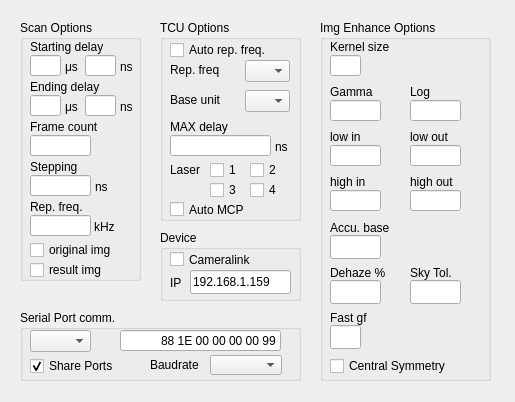
First picture: the form in settings.ui, repository yilp7/img_proc_demo, before the edit.
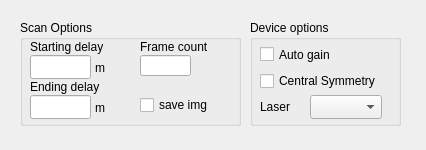
Second picture: the form after the edit.

```diff
--- a/settings.ui
+++ b/settings.ui
@@ -6,8 +6,8 @@
    <rect>
     <x>0</x>
     <y>0</y>
-    <width>515</width>
-    <height>402</height>
+    <width>426</width>
+    <height>150</height>
    </rect>
   </property>
   <property name="windowTitle">
@@ -18,29 +18,13 @@
     <rect>
      <x>20</x>
      <y>20</y>
-     <width>121</width>
-     <height>261</height>
+     <width>221</width>
+     <height>106</height>
     </rect>
    </property>
    <property name="title">
     <string>Scan Options</string>
    </property>
-   <widget class="QLineEdit" name="START_POS_EDIT_N">
-    <property name="geometry">
-     <rect>
-      <x>65</x>
-      <y>35</y>
-      <width>31</width>
-      <height>21</height>
-     </rect>
-    </property>
-    <property name="text">
-     <string/>
-    </property>
-    <property name="alignment">
-     <set>Qt::AlignRight|Qt::AlignTrailing|Qt::AlignVCenter</set>
-    </property>
-   </widget>
    <widget class="QLabel" name="START_LBL">
     <property name="geometry">
      <rect>
@@ -67,24 +51,11 @@
      <string>Ending delay</string>
     </property>
    </widget>
-   <widget class="QLineEdit" name="END_POS_EDIT_N">
-    <property name="geometry">
-     <rect>
-      <x>65</x>
-      <y>75</y>
-      <width>31</width>
-      <height>21</height>
-     </rect>
-    </property>
-    <property name="alignment">
-     <set>Qt::AlignRight|Qt::AlignTrailing|Qt::AlignVCenter</set>
-    </property>
-   </widget>
    <widget class="QLabel" name="FRAME_LBL">
     <property name="geometry">
      <rect>
-      <x>10</x>
-      <y>100</y>
+      <x>120</x>
+      <y>20</y>
       <width>86</width>
       <height>14</height>
      </rect>
@@ -96,152 +67,9 @@
    <widget class="QLineEdit" name="FRAME_COUNT_EDIT">
     <property name="geometry">
      <rect>
-      <x>10</x>
-      <y>115</y>
-      <width>61</width>
-      <height>21</height>
-     </rect>
-    </property>
-    <property name="alignment">
-     <set>Qt::AlignRight|Qt::AlignTrailing|Qt::AlignVCenter</set>
-    </property>
-   </widget>
-   <widget class="QLabel" name="STEP_LBL">
-    <property name="geometry">
-     <rect>
-      <x>10</x>
-      <y>140</y>
-      <width>86</width>
-      <height>14</height>
-     </rect>
-    </property>
-    <property name="text">
-     <string>Stepping</string>
-    </property>
-   </widget>
-   <widget class="QLineEdit" name="STEP_SIZE_EDIT">
-    <property name="geometry">
-     <rect>
-      <x>10</x>
-      <y>155</y>
-      <width>61</width>
-      <height>21</height>
-     </rect>
-    </property>
-    <property name="alignment">
-     <set>Qt::AlignRight|Qt::AlignTrailing|Qt::AlignVCenter</set>
-    </property>
-   </widget>
-   <widget class="QLabel" name="UNIT_NS">
-    <property name="geometry">
-     <rect>
-      <x>100</x>
-      <y>40</y>
-      <width>21</width>
-      <height>14</height>
-     </rect>
-    </property>
-    <property name="text">
-     <string>ns</string>
-    </property>
-   </widget>
-   <widget class="QLabel" name="UNIT_NS_2">
-    <property name="geometry">
-     <rect>
-      <x>100</x>
-      <y>80</y>
-      <width>21</width>
-      <height>14</height>
-     </rect>
-    </property>
-    <property name="text">
-     <string>ns</string>
-    </property>
-   </widget>
-   <widget class="QLabel" name="UNIT_NS_3">
-    <property name="geometry">
-     <rect>
-      <x>75</x>
-      <y>160</y>
-      <width>21</width>
-      <height>14</height>
-     </rect>
-    </property>
-    <property name="text">
-     <string>ns</string>
-    </property>
-   </widget>
-   <widget class="QLabel" name="FREQ_UNIT">
-    <property name="geometry">
-     <rect>
-      <x>74</x>
-      <y>200</y>
-      <width>21</width>
-      <height>14</height>
-     </rect>
-    </property>
-    <property name="text">
-     <string>kHz</string>
-    </property>
-   </widget>
-   <widget class="QLineEdit" name="REP_FREQ_EDIT">
-    <property name="geometry">
-     <rect>
-      <x>10</x>
-      <y>195</y>
-      <width>61</width>
-      <height>21</height>
-     </rect>
-    </property>
-    <property name="alignment">
-     <set>Qt::AlignRight|Qt::AlignTrailing|Qt::AlignVCenter</set>
-    </property>
-   </widget>
-   <widget class="QLabel" name="FREQ_LBL">
-    <property name="geometry">
-     <rect>
-      <x>10</x>
-      <y>180</y>
-      <width>86</width>
-      <height>14</height>
-     </rect>
-    </property>
-    <property name="text">
-     <string>Rep. freq.</string>
-    </property>
-   </widget>
-   <widget class="QCheckBox" name="SAVE_SCAN_ORI_CHK">
-    <property name="geometry">
-     <rect>
-      <x>10</x>
-      <y>220</y>
-      <width>109</width>
-      <height>20</height>
-     </rect>
-    </property>
-    <property name="text">
-     <string>original img</string>
-    </property>
-   </widget>
-   <widget class="QLabel" name="UNIT_US">
-    <property name="geometry">
-     <rect>
-      <x>45</x>
-      <y>40</y>
-      <width>21</width>
-      <height>14</height>
-     </rect>
-    </property>
-    <property name="text">
-     <string>μs</string>
-    </property>
-   </widget>
-   <widget class="QLineEdit" name="START_POS_EDIT_U">
-    <property name="geometry">
-     <rect>
-      <x>10</x>
+      <x>120</x>
       <y>35</y>
-      <width>31</width>
+      <width>51</width>
       <height>21</height>
      </rect>
     </property>
@@ -252,51 +80,151 @@
      <set>Qt::AlignRight|Qt::AlignTrailing|Qt::AlignVCenter</set>
     </property>
    </widget>
-   <widget class="QLineEdit" name="END_POS_EDIT_U">
-    <property name="geometry">
-     <rect>
-      <x>10</x>
-      <y>75</y>
-      <width>31</width>
-      <height>21</height>
-     </rect>
-    </property>
-    <property name="alignment">
-     <set>Qt::AlignRight|Qt::AlignTrailing|Qt::AlignVCenter</set>
-    </property>
-   </widget>
-   <widget class="QLabel" name="UNIT_US_2">
-    <property name="geometry">
-     <rect>
-      <x>45</x>
-      <y>80</y>
-      <width>21</width>
-      <height>14</height>
-     </rect>
-    </property>
-    <property name="text">
-     <string>μs</string>
-    </property>
-   </widget>
    <widget class="QCheckBox" name="SAVE_SCAN_RES_CHK">
     <property name="geometry">
      <rect>
-      <x>10</x>
-      <y>240</y>
+      <x>120</x>
+      <y>75</y>
       <width>95</width>
       <height>20</height>
      </rect>
     </property>
     <property name="text">
-     <string>result img</string>
+     <string>save img</string>
     </property>
    </widget>
-  </widget>
+   <widget class="QLineEdit" name="START_EDIT">
+    <property name="geometry">
+     <rect>
+      <x>10</x>
+      <y>35</y>
+      <width>61</width>
+      <height>24</height>
+     </rect>
+    </property>
+    <property name="alignment">
+     <set>Qt::AlignRight|Qt::AlignTrailing|Qt::AlignVCenter</set>
+    </property>
+   </widget>
+   <widget class="QLineEdit" name="END_EDIT">
+    <property name="geometry">
+     <rect>
+      <x>10</x>
+      <y>75</y>
+      <width>61</width>
+      <height>24</height>
+     </rect>
+    </property>
+    <property name="alignment">
+     <set>Qt::AlignRight|Qt::AlignTrailing|Qt::AlignVCenter</set>
+    </property>
+   </widget>
+   <widget class="QLabel" name="START_UNIT">
+    <property name="geometry">
+     <rect>
+      <x>75</x>
+      <y>40</y>
+      <width>21</width>
+      <height>16</height>
+     </rect>
+    </property>
+    <property name="text">
+     <string>m</string>
+    </property>
+   </widget>
+   <widget class="QLabel" name="END_UNIT">
+    <property name="geometry">
+     <rect>
+      <x>75</x>
+      <y>80</y>
+      <width>21</width>
+      <height>16</height>
+     </rect>
+    </property>
+    <property name="text">
+     <string>m</string>
+    </property>
+   </widget>
+  </widget>
+  <widget class="QGroupBox" name="TCU_GRP">
+   <property name="geometry">
+    <rect>
+     <x>250</x>
+     <y>20</y>
+     <width>151</width>
+     <height>106</height>
+    </rect>
+   </property>
+   <property name="title">
+    <string>Device options</string>
+   </property>
+   <widget class="QCheckBox" name="AUTO_MCP_CHK">
+    <property name="geometry">
+     <rect>
+      <x>10</x>
+      <y>25</y>
+      <width>91</width>
+      <height>19</height>
+     </rect>
+    </property>
+    <property name="text">
+     <string>Auto gain</string>
+    </property>
+   </widget>
+   <widget class="QCheckBox" name="CENTRAL_SYMM_CHK">
+    <property name="geometry">
+     <rect>
+      <x>10</x>
+      <y>50</y>
+      <width>141</width>
+      <height>22</height>
+     </rect>
+    </property>
+    <property name="text">
+     <string>Central Symmetry</string>
+    </property>
+   </widget>
+   <widget class="QLabel" name="LASER">
+    <property name="geometry">
+     <rect>
+      <x>10</x>
+      <y>80</y>
+      <width>35</width>
+      <height>14</height>
+     </rect>
+    </property>
+    <property name="text">
+     <string>Laser</string>
+    </property>
+   </widget>
+   <widget class="QComboBox" name="LASER_ENERGY_LIST">
+    <property name="geometry">
+     <rect>
+      <x>60</x>
+      <y>75</y>
+      <width>72</width>
+      <height>24</height>
+     </rect>
+    </property>
+   </widget>
+  </widget>
+  <widget class="QGroupBox" name="groupBox">
+   <property name="geometry">
+    <rect>
+     <x>140</x>
+     <y>170</y>
+     <width>191</width>
+     <height>211</height>
+    </rect>
+   </property>
+   <property name="title">
+    <string>GroupBox</string>
+   </property>
   <widget class="QGroupBox" name="ENHANCE_GROUP">
    <property name="geometry">
     <rect>
-     <x>320</x>
-     <y>20</y>
+      <x>-10</x>
+      <y>40</y>
      <width>171</width>
      <height>361</height>
     </rect>
@@ -590,25 +518,213 @@
      <string>Fast gf</string>
     </property>
    </widget>
-   <widget class="QCheckBox" name="CENTRAL_SYMM_CHK">
+    <widget class="QLineEdit" name="REP_FREQ_EDIT">
     <property name="geometry">
      <rect>
-      <x>10</x>
-      <y>335</y>
-      <width>141</width>
-      <height>22</height>
-     </rect>
-    </property>
+       <x>30</x>
+       <y>70</y>
+       <width>61</width>
+       <height>21</height>
+      </rect>
+     </property>
+     <property name="alignment">
+      <set>Qt::AlignRight|Qt::AlignTrailing|Qt::AlignVCenter</set>
+     </property>
+    </widget>
+    <widget class="QCheckBox" name="SAVE_SCAN_ORI_CHK">
+     <property name="geometry">
+      <rect>
+       <x>30</x>
+       <y>95</y>
+       <width>109</width>
+       <height>20</height>
+      </rect>
+     </property>
     <property name="text">
-     <string>Central Symmetry</string>
+      <string>original img</string>
+     </property>
+    </widget>
+    <widget class="QLabel" name="FREQ_LBL">
+     <property name="geometry">
+      <rect>
+       <x>30</x>
+       <y>55</y>
+       <width>86</width>
+       <height>14</height>
+      </rect>
+     </property>
+     <property name="text">
+      <string>Rep. freq.</string>
+     </property>
+    </widget>
+    <widget class="QLabel" name="FREQ_UNIT">
+     <property name="geometry">
+      <rect>
+       <x>94</x>
+       <y>75</y>
+       <width>21</width>
+       <height>14</height>
+      </rect>
+     </property>
+     <property name="text">
+      <string>kHz</string>
+     </property>
+    </widget>
+    <widget class="QLabel" name="UNIT_NS_3">
+     <property name="geometry">
+      <rect>
+       <x>90</x>
+       <y>140</y>
+       <width>21</width>
+       <height>14</height>
+      </rect>
+     </property>
+     <property name="text">
+      <string>ns</string>
+     </property>
+    </widget>
+    <widget class="QLabel" name="STEP_LBL">
+     <property name="geometry">
+      <rect>
+       <x>25</x>
+       <y>120</y>
+       <width>86</width>
+       <height>14</height>
+      </rect>
+     </property>
+     <property name="text">
+      <string>Stepping</string>
+     </property>
+    </widget>
+    <widget class="QLineEdit" name="STEP_SIZE_EDIT">
+     <property name="geometry">
+      <rect>
+       <x>25</x>
+       <y>135</y>
+       <width>61</width>
+       <height>21</height>
+      </rect>
+     </property>
+     <property name="alignment">
+      <set>Qt::AlignRight|Qt::AlignTrailing|Qt::AlignVCenter</set>
+     </property>
+    </widget>
+    <widget class="QLabel" name="UNIT_NS_2">
+     <property name="geometry">
+      <rect>
+       <x>130</x>
+       <y>100</y>
+       <width>21</width>
+       <height>14</height>
+      </rect>
+     </property>
+     <property name="text">
+      <string>ns</string>
+     </property>
+    </widget>
+    <widget class="QLineEdit" name="START_POS_EDIT_N">
+     <property name="geometry">
+      <rect>
+       <x>95</x>
+       <y>55</y>
+       <width>31</width>
+       <height>21</height>
+      </rect>
+     </property>
+     <property name="text">
+      <string/>
+     </property>
+     <property name="alignment">
+      <set>Qt::AlignRight|Qt::AlignTrailing|Qt::AlignVCenter</set>
+     </property>
+    </widget>
+    <widget class="QLabel" name="UNIT_US">
+     <property name="geometry">
+      <rect>
+       <x>75</x>
+       <y>60</y>
+       <width>21</width>
+       <height>14</height>
+      </rect>
+     </property>
+     <property name="text">
+      <string>μs</string>
+     </property>
+    </widget>
+    <widget class="QLineEdit" name="START_POS_EDIT_U">
+     <property name="geometry">
+      <rect>
+       <x>40</x>
+       <y>55</y>
+       <width>31</width>
+       <height>21</height>
+      </rect>
+     </property>
+     <property name="text">
+      <string/>
+     </property>
+     <property name="alignment">
+      <set>Qt::AlignRight|Qt::AlignTrailing|Qt::AlignVCenter</set>
+     </property>
+    </widget>
+    <widget class="QLineEdit" name="END_POS_EDIT_U">
+     <property name="geometry">
+      <rect>
+       <x>40</x>
+       <y>95</y>
+       <width>31</width>
+       <height>21</height>
+      </rect>
+     </property>
+     <property name="alignment">
+      <set>Qt::AlignRight|Qt::AlignTrailing|Qt::AlignVCenter</set>
+     </property>
+    </widget>
+    <widget class="QLineEdit" name="END_POS_EDIT_N">
+     <property name="geometry">
+      <rect>
+       <x>95</x>
+       <y>95</y>
+       <width>31</width>
+       <height>21</height>
+      </rect>
+     </property>
+     <property name="alignment">
+      <set>Qt::AlignRight|Qt::AlignTrailing|Qt::AlignVCenter</set>
+     </property>
+    </widget>
+    <widget class="QLabel" name="UNIT_NS">
+     <property name="geometry">
+      <rect>
+       <x>130</x>
+       <y>60</y>
+       <width>21</width>
+       <height>14</height>
+      </rect>
+     </property>
+     <property name="text">
+      <string>ns</string>
+     </property>
+    </widget>
+    <widget class="QLabel" name="UNIT_US_2">
+     <property name="geometry">
+      <rect>
+       <x>75</x>
+       <y>100</y>
+       <width>21</width>
+       <height>14</height>
+      </rect>
+     </property>
+     <property name="text">
+      <string>μs</string>
     </property>
    </widget>
   </widget>
   <widget class="QGroupBox" name="SERIAL_COMM_GRP">
    <property name="geometry">
     <rect>
-     <x>20</x>
-     <y>310</y>
+      <x>-20</x>
+      <y>20</y>
      <width>281</width>
      <height>71</height>
     </rect>
@@ -681,201 +797,11 @@
      <set>Qt::AlignRight|Qt::AlignTrailing|Qt::AlignVCenter</set>
     </property>
    </widget>
-  </widget>
-  <widget class="QGroupBox" name="TCU_GRP">
-   <property name="geometry">
-    <rect>
-     <x>160</x>
-     <y>20</y>
-     <width>141</width>
-     <height>201</height>
-    </rect>
-   </property>
-   <property name="title">
-    <string>TCU Options</string>
-   </property>
-   <widget class="QCheckBox" name="AUTO_REP_FREQ_CHK">
-    <property name="geometry">
-     <rect>
-      <x>10</x>
-      <y>20</y>
-      <width>130</width>
-      <height>20</height>
-     </rect>
-    </property>
-    <property name="text">
-     <string>Auto rep. freq.</string>
-    </property>
-   </widget>
-   <widget class="QLineEdit" name="MAX_DIST_EDT">
-    <property name="geometry">
-     <rect>
-      <x>10</x>
-      <y>115</y>
-      <width>101</width>
-      <height>21</height>
-     </rect>
-    </property>
-    <property name="alignment">
-     <set>Qt::AlignRight|Qt::AlignTrailing|Qt::AlignVCenter</set>
-    </property>
-   </widget>
-   <widget class="QLabel" name="MAX_DIST">
-    <property name="geometry">
-     <rect>
-      <x>10</x>
-      <y>100</y>
-      <width>126</width>
-      <height>14</height>
-     </rect>
-    </property>
-    <property name="text">
-     <string>MAX delay</string>
-    </property>
-   </widget>
-   <widget class="QLabel" name="MAX_DIST_UNIT">
-    <property name="geometry">
-     <rect>
-      <x>115</x>
-      <y>120</y>
-      <width>21</width>
-      <height>14</height>
-     </rect>
-    </property>
-    <property name="text">
-     <string>ns</string>
-    </property>
-   </widget>
-   <widget class="QLabel" name="BASE_UNIT">
-    <property name="geometry">
-     <rect>
-      <x>10</x>
-      <y>73</y>
-      <width>70</width>
-      <height>14</height>
-     </rect>
-    </property>
-    <property name="text">
-     <string>Base unit</string>
-    </property>
-   </widget>
-   <widget class="QComboBox" name="UNIT_LIST">
-    <property name="geometry">
-     <rect>
-      <x>85</x>
-      <y>70</y>
-      <width>45</width>
-      <height>22</height>
-     </rect>
-    </property>
-   </widget>
-   <widget class="QComboBox" name="HZ_LIST">
-    <property name="geometry">
-     <rect>
-      <x>85</x>
-      <y>40</y>
-      <width>45</width>
-      <height>22</height>
-     </rect>
-    </property>
-   </widget>
-   <widget class="QLabel" name="REP_FREQ_UNIT">
-    <property name="geometry">
-     <rect>
-      <x>10</x>
-      <y>43</y>
-      <width>70</width>
-      <height>14</height>
-     </rect>
-    </property>
-    <property name="text">
-     <string>Rep. freq</string>
-    </property>
-   </widget>
-   <widget class="QCheckBox" name="LASER_CHK_1">
-    <property name="geometry">
-     <rect>
-      <x>50</x>
-      <y>140</y>
-      <width>32</width>
-      <height>20</height>
-     </rect>
-    </property>
-    <property name="text">
-     <string>1</string>
-    </property>
-   </widget>
-   <widget class="QCheckBox" name="LASER_CHK_2">
-    <property name="geometry">
-     <rect>
-      <x>90</x>
-      <y>140</y>
-      <width>32</width>
-      <height>20</height>
-     </rect>
-    </property>
-    <property name="text">
-     <string>2</string>
-    </property>
-   </widget>
-   <widget class="QCheckBox" name="LASER_CHK_3">
-    <property name="geometry">
-     <rect>
-      <x>50</x>
-      <y>160</y>
-      <width>32</width>
-      <height>20</height>
-     </rect>
-    </property>
-    <property name="text">
-     <string>3</string>
-    </property>
-   </widget>
-   <widget class="QCheckBox" name="LASER_CHK_4">
-    <property name="geometry">
-     <rect>
-      <x>90</x>
-      <y>160</y>
-      <width>32</width>
-      <height>20</height>
-     </rect>
-    </property>
-    <property name="text">
-     <string>4</string>
-    </property>
-   </widget>
-   <widget class="QLabel" name="LASER">
-    <property name="geometry">
-     <rect>
-      <x>10</x>
-      <y>143</y>
-      <width>35</width>
-      <height>14</height>
-     </rect>
-    </property>
-    <property name="text">
-     <string>Laser</string>
-    </property>
-   </widget>
-   <widget class="QCheckBox" name="AUTO_MCP_CHK">
-    <property name="geometry">
-     <rect>
-      <x>10</x>
-      <y>180</y>
-      <width>81</width>
-      <height>19</height>
-     </rect>
-    </property>
-    <property name="text">
-     <string>Auto MCP</string>
-    </property>
-   </widget>
-  </widget>
   <widget class="QGroupBox" name="DEVICE_GRP">
    <property name="geometry">
     <rect>
-     <x>160</x>
-     <y>230</y>
+       <x>30</x>
+       <y>0</y>
      <width>141</width>
      <height>71</height>
     </rect>
@@ -920,6 +846,161 @@
     </property>
     <property name="text">
      <string>IP</string>
+      </property>
+     </widget>
+    </widget>
+   </widget>
+   <widget class="QCheckBox" name="LASER_CHK_1">
+    <property name="geometry">
+     <rect>
+      <x>140</x>
+      <y>160</y>
+      <width>32</width>
+      <height>20</height>
+     </rect>
+    </property>
+    <property name="text">
+     <string>1</string>
+    </property>
+    <property name="checked">
+     <bool>true</bool>
+    </property>
+   </widget>
+   <widget class="QComboBox" name="HZ_LIST">
+    <property name="geometry">
+     <rect>
+      <x>175</x>
+      <y>60</y>
+      <width>45</width>
+      <height>22</height>
+     </rect>
+    </property>
+   </widget>
+   <widget class="QCheckBox" name="LASER_CHK_3">
+    <property name="geometry">
+     <rect>
+      <x>140</x>
+      <y>180</y>
+      <width>32</width>
+      <height>20</height>
+     </rect>
+    </property>
+    <property name="text">
+     <string>3</string>
+    </property>
+   </widget>
+   <widget class="QLabel" name="MAX_DIST">
+    <property name="geometry">
+     <rect>
+      <x>100</x>
+      <y>120</y>
+      <width>126</width>
+      <height>14</height>
+     </rect>
+    </property>
+    <property name="text">
+     <string>MAX delay</string>
+    </property>
+   </widget>
+   <widget class="QLabel" name="MAX_DIST_UNIT">
+    <property name="geometry">
+     <rect>
+      <x>205</x>
+      <y>140</y>
+      <width>21</width>
+      <height>14</height>
+     </rect>
+    </property>
+    <property name="text">
+     <string>ns</string>
+    </property>
+   </widget>
+   <widget class="QCheckBox" name="LASER_CHK_4">
+    <property name="geometry">
+     <rect>
+      <x>180</x>
+      <y>180</y>
+      <width>32</width>
+      <height>20</height>
+     </rect>
+    </property>
+    <property name="text">
+     <string>4</string>
+    </property>
+   </widget>
+   <widget class="QCheckBox" name="LASER_CHK_2">
+    <property name="geometry">
+     <rect>
+      <x>180</x>
+      <y>160</y>
+      <width>32</width>
+      <height>20</height>
+     </rect>
+    </property>
+    <property name="text">
+     <string>2</string>
+    </property>
+   </widget>
+   <widget class="QComboBox" name="UNIT_LIST">
+    <property name="geometry">
+     <rect>
+      <x>175</x>
+      <y>90</y>
+      <width>45</width>
+      <height>22</height>
+     </rect>
+    </property>
+   </widget>
+   <widget class="QLineEdit" name="MAX_DIST_EDT">
+    <property name="geometry">
+     <rect>
+      <x>100</x>
+      <y>135</y>
+      <width>101</width>
+      <height>21</height>
+     </rect>
+    </property>
+    <property name="alignment">
+     <set>Qt::AlignRight|Qt::AlignTrailing|Qt::AlignVCenter</set>
+    </property>
+   </widget>
+   <widget class="QLabel" name="REP_FREQ_UNIT">
+    <property name="geometry">
+     <rect>
+      <x>100</x>
+      <y>63</y>
+      <width>70</width>
+      <height>14</height>
+     </rect>
+    </property>
+    <property name="text">
+     <string>Rep. freq</string>
+    </property>
+   </widget>
+   <widget class="QCheckBox" name="AUTO_REP_FREQ_CHK">
+    <property name="geometry">
+     <rect>
+      <x>100</x>
+      <y>40</y>
+      <width>130</width>
+      <height>20</height>
+     </rect>
+    </property>
+    <property name="text">
+     <string>Auto rep. freq.</string>
+    </property>
+   </widget>
+   <widget class="QLabel" name="BASE_UNIT">
+    <property name="geometry">
+     <rect>
+      <x>100</x>
+      <y>93</y>
+      <width>70</width>
+      <height>14</height>
+     </rect>
+    </property>
+    <property name="text">
+     <string>Base unit</string>
     </property>
    </widget>
   </widget>
```
Left out of the diff: 3 changed lines with no effect on the pictures. Lines whose indentation alone changed are shown as unchanged.
